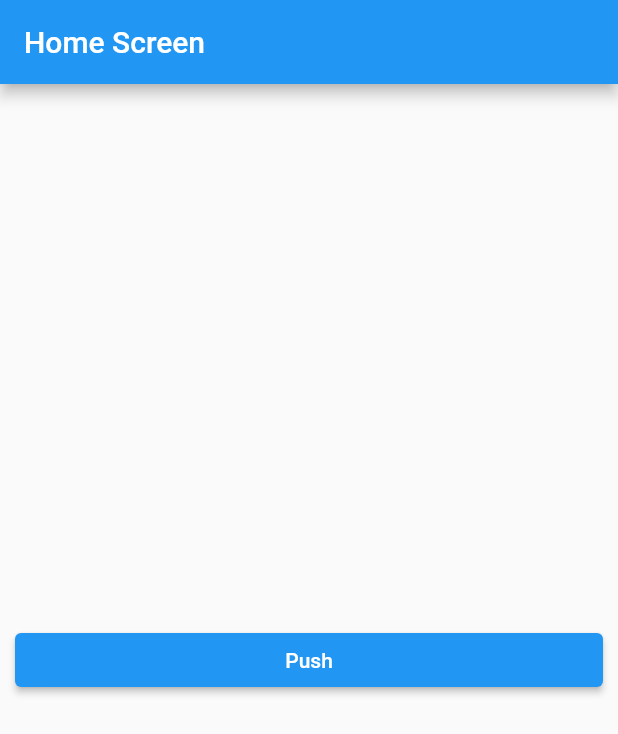
After one commit to StopSoo/Stopsoo, a Flutter app: the screen it shows after launch, on a phone screen of 412 x 824 dp. The commit adds this screen. Shown: the top 734 px of the screen. Run offline on Flutter 3.47's test engine with Material 2 defaults, Android fonts, the phone set to English and light mode, and no system bars; our stand-ins replace webview_flutter.

Commit message:
230902 flutter study

```diff
--- /dev/null
+++ b/Flutter Study/flutter_app_prac/lib/layout/main_layout.dart
@@ -0,0 +1,31 @@
+// Section 14 : Navigation
+// MainLayout : 공통 레이아웃을 빼내서 따로 파일로 만듬
+import 'package:flutter/material.dart';
+
+class MainLayout extends StatelessWidget {
+  final String title;
+  final List<Widget> children;
+
+  const MainLayout({
+    required this.title,
+    required this.children,
+    super.key
+  });
+
+  @override
+  Widget build(BuildContext context) {
+    return Scaffold(
+      appBar: AppBar(
+        title: Text(title)
+      ),
+      body: Padding(
+        padding: EdgeInsets.symmetric(horizontal: 10.0),
+        child: Column(
+          mainAxisAlignment: MainAxisAlignment.center,
+          crossAxisAlignment: CrossAxisAlignment.stretch,
+          children: children
+        ),
+      )
+    );
+  }
+}
--- a/Flutter Study/flutter_app_prac/lib/screen/homeScreen/home_screen_S14.dart
+++ b/Flutter Study/flutter_app_prac/lib/screen/homeScreen/home_screen_S14.dart
@@ -1,5 +1,7 @@
 // Section 14 : Navigation
+// MainLayout 적용
 import 'package:flutter/material.dart';
+import 'package:flutter_application_prac/layout/main_layout.dart';
 import 'package:flutter_application_prac/screen/route_one_screen.dart';
 
 class HomeScreenS14 extends StatelessWidget {
@@ -7,15 +9,8 @@ class HomeScreenS14 extends StatelessWidget {
 
   @override
   Widget build(BuildContext context) {
-    return Scaffold(
-      appBar: AppBar(
-        title: Text('Home Screen')
-      ),
-      body: Padding(
-        padding: EdgeInsets.symmetric(horizontal: 10.0),
-        child: Column(
-          mainAxisAlignment: MainAxisAlignment.center,
-          crossAxisAlignment: CrossAxisAlignment.stretch,
+    return MainLayout(
+      title: 'Home Screen',
       children: [
         ElevatedButton(
           onPressed: () {
@@ -28,8 +23,6 @@ class HomeScreenS14 extends StatelessWidget {
           child: Text('Push')
         )
       ],
-        ),
-      )
     );
   }
 }
```
Also changed, not shown: Flutter Study/flutter_app_prac/lib/screen/route_one_screen.dart (+4 -11 lines). Lines whose indentation alone changed are shown as unchanged.
